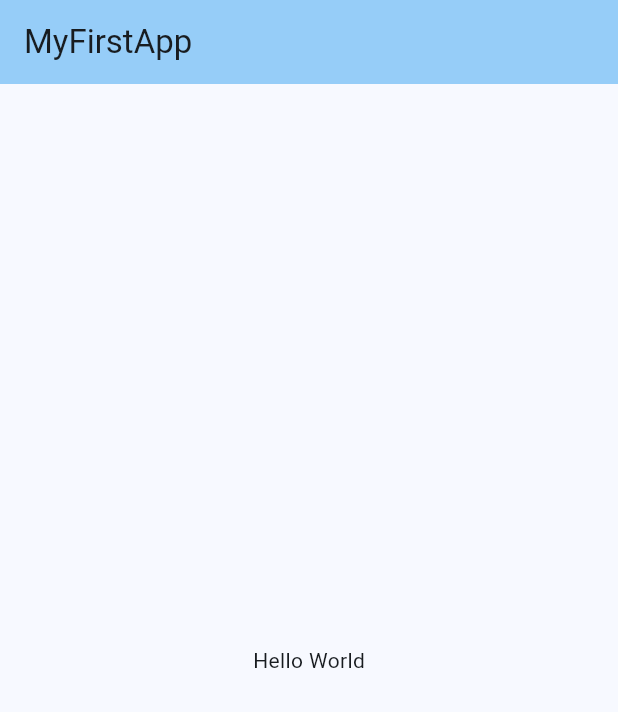
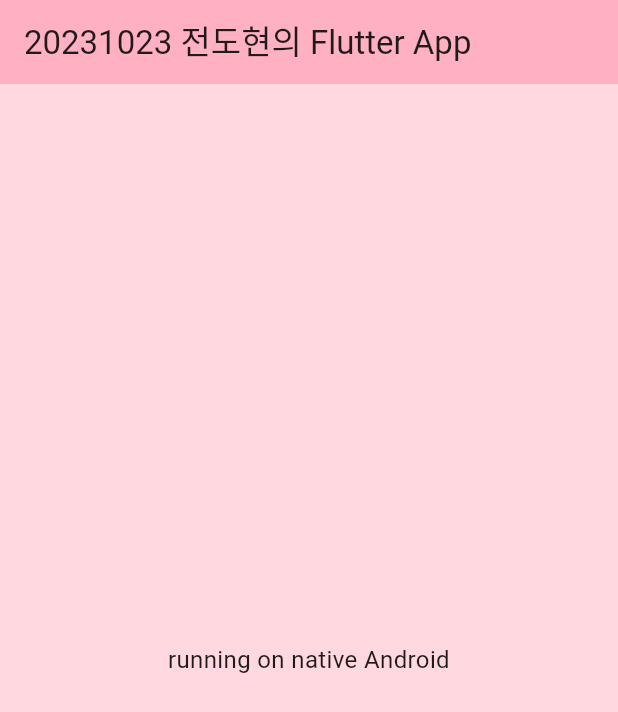
Before and after one commit to HotoRas/flutter_appprogram, a Flutter app: the screen it shows after launch, on a phone screen of 412 x 824 dp. Shown: the top 712 px of the screen. Run offline on Flutter 3.47's test engine with Material 3 defaults, Android fonts, the phone set to English and light mode, and no system bars.

Commit message:
wk03: dart::main: update code

```diff
--- a/lib/main.dart
+++ b/lib/main.dart
@@ -1,8 +1,14 @@
 import 'package:flutter/material.dart';
 
-//FIXME (SDK): Running native debug from Code does not work proper
-//             Manual execution  flutter run  after attach via adb
-//             works as intended
+/*
+FIXME (SDK): Running native debug from Code does not work proper
+            Manual execution  flutter run  after attach via adb
+            works as intended
+            Run  adb usb  prior to  flutter run  to prevent
+            unexpected issues
+*/
+
+//NOTE: Android Emulator를 사용하고 있지 않기 때문에, 네이티브 디버그를 통해 연결 중
 
 void main() => runApp(const MainApp());
 
@@ -12,7 +18,7 @@ class MainApp extends StatelessWidget {
   @override
   Widget build(BuildContext context) {
     return MaterialApp(
-      theme: ThemeData(colorSchemeSeed: Colors.lightBlue),
+      theme: ThemeData(colorSchemeSeed: Colors.pinkAccent),
       home: MyPage(),
     );
   }
@@ -25,10 +31,17 @@ class MyPage extends StatelessWidget {
   Widget build(BuildContext context) {
     return Scaffold(
       appBar: AppBar(
-        title: Text("MyFirstApp"),
+        title: Text("20231023 전도현의 Flutter App"),
         backgroundColor: Theme.of(context).colorScheme.inversePrimary,
       ),
-      body: Center(child: Text("Hello World")),
+      backgroundColor: Theme.of(context).colorScheme.primaryContainer,
+      body: Center(
+        child: Text(
+          "running on native Android",
+          style: TextStyle(fontSize: 16.0),
+          textAlign: TextAlign.center,
+        ),
+      ),
     );
   }
 }
```
